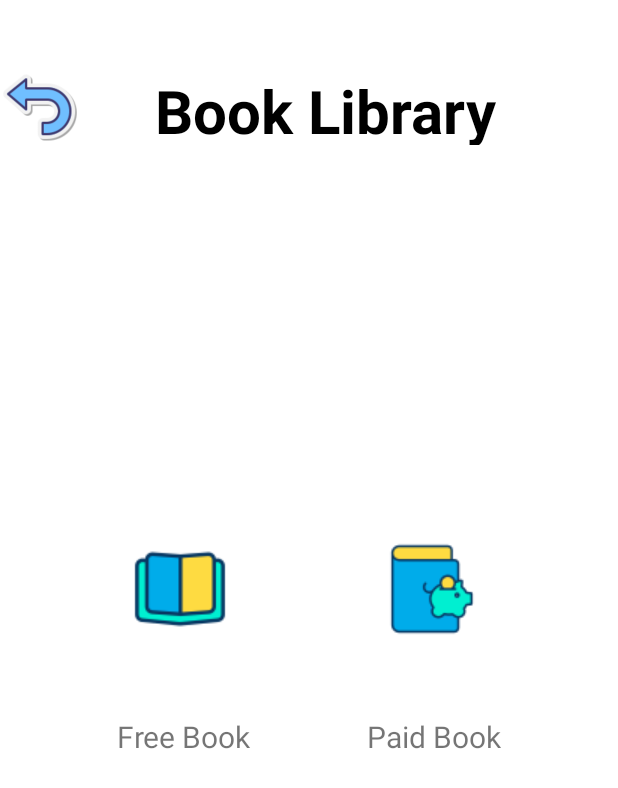
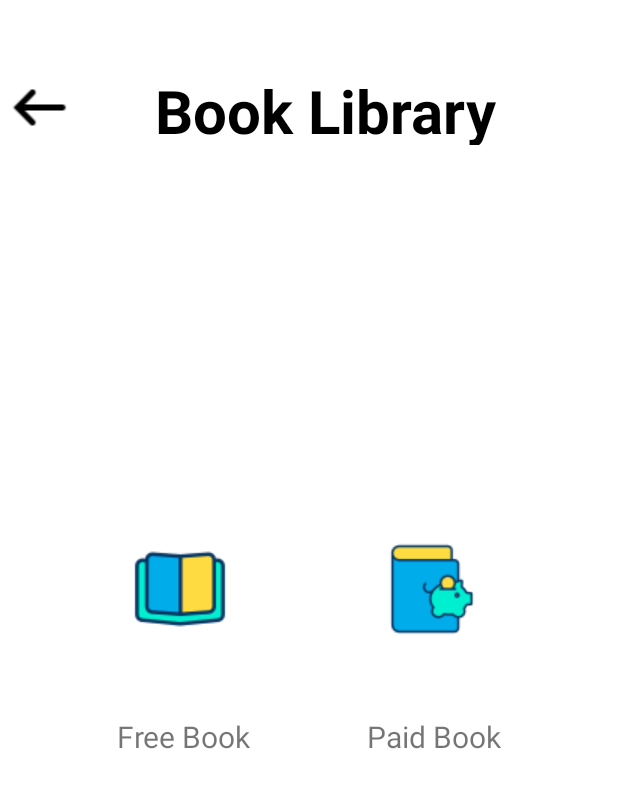
Before and after one commit to diemquynh229/EbookVN, an Android app: the BookLibraryActivity screen opened directly, with no data from a screen before it, on a phone screen of 412 x 824 dp. Shown: the top 788 px of the screen. Run offline under Robolectric (Android 15) with nearby library versions, the phone set to English and light mode, and no system bars.

Commit message:
change bacbutton

```diff
--- a/frontend/Ebook/app/src/main/res/layout/activity_book_library.xml
+++ b/frontend/Ebook/app/src/main/res/layout/activity_book_library.xml
@@ -20,7 +20,7 @@
             android:id="@+id/backButtonBook"
             android:layout_width="53dp"
             android:layout_height="wrap_content"
-            android:src="@drawable/back"></ImageView>
+            android:src="@drawable/backicon"></ImageView>
 
         <TextView
             android:textColor="@color/black"
--- a/frontend/Ebook/app/src/main/res/layout/activity_lecture_library.xml
+++ b/frontend/Ebook/app/src/main/res/layout/activity_lecture_library.xml
@@ -20,7 +20,7 @@
             android:id="@+id/backButtonlecture"
             android:layout_width="53dp"
             android:layout_height="wrap_content"
-            android:src="@drawable/back">
+            android:src="@drawable/backicon">
         </ImageView>
 
         <TextView
```
Also changed, not shown: frontend/Ebook/app/src/main/res/drawable/back.png (deleted), frontend/Ebook/app/src/main/res/drawable/backicon.png (added), 2 other files.
